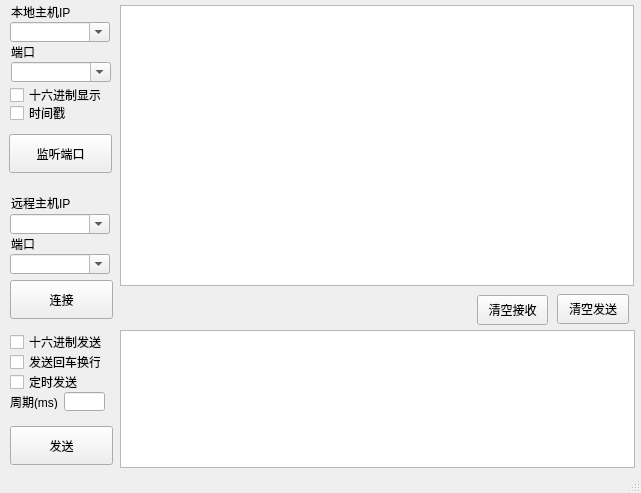
The window that mainwindow.ui (cststudio/QtTcp) describes before a commit, drawn with Qt 5.
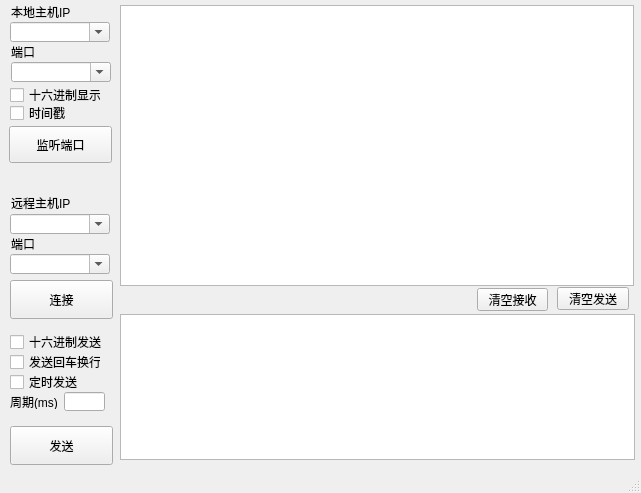
The same window after the commit.

Commit message: 添加置顶图标操作。

Diff of the .ui file:
```diff
--- a/mainwindow.ui
+++ b/mainwindow.ui
@@ -40,9 +40,9 @@
     <property name="geometry">
      <rect>
       <x>9</x>
-      <y>134</y>
+      <y>126</y>
       <width>103</width>
-      <height>39</height>
+      <height>37</height>
      </rect>
     </property>
     <property name="text">
@@ -153,9 +153,9 @@
     <property name="geometry">
      <rect>
       <x>477</x>
-      <y>295</y>
+      <y>288</y>
       <width>71</width>
-      <height>30</height>
+      <height>23</height>
      </rect>
     </property>
     <property name="text">
@@ -166,9 +166,9 @@
     <property name="geometry">
      <rect>
       <x>557</x>
-      <y>294</y>
+      <y>287</y>
       <width>72</width>
-      <height>30</height>
+      <height>23</height>
      </rect>
     </property>
     <property name="text">
@@ -205,9 +205,9 @@
     <property name="geometry">
      <rect>
       <x>120</x>
-      <y>330</y>
+      <y>314</y>
       <width>515</width>
-      <height>138</height>
+      <height>146</height>
      </rect>
     </property>
    </widget>
```
The commit also changes 1 other file.
